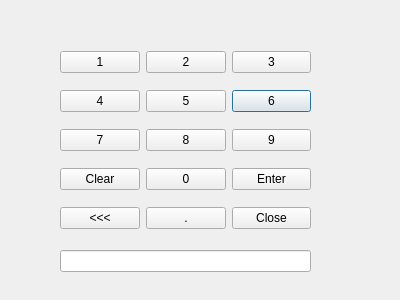
First picture: the form in bankautomat/nostarahaa.ui, repository luris123/OAMK-2022-spring-project, before the edit.
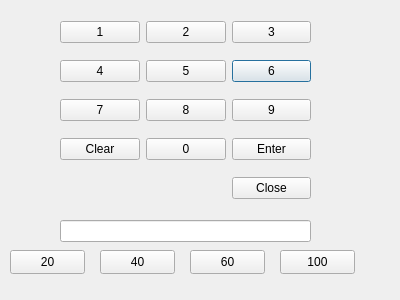
Second picture: the form after the edit.

Commit message: nosta rahaa buttonit lisätty

The edit to the form file:
```diff
--- a/bankautomat/nostarahaa.ui
+++ b/bankautomat/nostarahaa.ui
@@ -17,7 +17,7 @@
    <property name="geometry">
     <rect>
      <x>60</x>
-     <y>40</y>
+     <y>10</y>
      <width>251</width>
      <height>201</height>
     </rect>
@@ -107,20 +107,6 @@
       </property>
      </widget>
     </item>
-    <item row="4" column="0">
-     <widget class="QPushButton" name="backBtn">
-      <property name="text">
-       <string>&lt;&lt;&lt;</string>
-      </property>
-     </widget>
-    </item>
-    <item row="4" column="1">
-     <widget class="QPushButton" name="dotBtn">
-      <property name="text">
-       <string>.</string>
-      </property>
-     </widget>
-    </item>
     <item row="4" column="2">
      <widget class="QPushButton" name="closeBtn">
       <property name="text">
@@ -134,12 +120,64 @@
    <property name="geometry">
     <rect>
      <x>60</x>
-     <y>250</y>
+     <y>220</y>
      <width>251</width>
      <height>22</height>
     </rect>
    </property>
   </widget>
+  <widget class="QPushButton" name="twentyBtn">
+   <property name="geometry">
+    <rect>
+     <x>10</x>
+     <y>250</y>
+     <width>75</width>
+     <height>24</height>
+    </rect>
+   </property>
+   <property name="text">
+    <string>20</string>
+   </property>
+  </widget>
+  <widget class="QPushButton" name="fortyBtn">
+   <property name="geometry">
+    <rect>
+     <x>100</x>
+     <y>250</y>
+     <width>75</width>
+     <height>24</height>
+    </rect>
+   </property>
+   <property name="text">
+    <string>40</string>
+   </property>
+  </widget>
+  <widget class="QPushButton" name="sixtyBtn">
+   <property name="geometry">
+    <rect>
+     <x>190</x>
+     <y>250</y>
+     <width>75</width>
+     <height>24</height>
+    </rect>
+   </property>
+   <property name="text">
+    <string>60</string>
+   </property>
+  </widget>
+  <widget class="QPushButton" name="hundredBtn">
+   <property name="geometry">
+    <rect>
+     <x>280</x>
+     <y>250</y>
+     <width>75</width>
+     <height>24</height>
+    </rect>
+   </property>
+   <property name="text">
+    <string>100</string>
+   </property>
+  </widget>
  </widget>
  <resources/>
  <connections/>
```
The commit also changes 2 other files.
